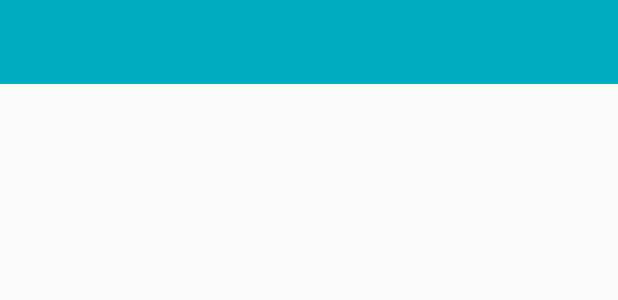
After one commit to Th034S/MyNews, an Android app: the layout toolbar.xml on its own in the app's theme, with its tools: preview values and no code run, on a phone screen of 412 x 824 dp. The commit adds this screen. Shown: the top 300 px of the screen. Run offline under Robolectric (Android 15) with nearby library versions, the phone set to English and light mode, and no system bars.

Commit message:
outsource toolbar in external XML file

```diff
--- a/src/main/java/com/siadous/thomas/mynews/MainActivity.java
+++ b/src/main/java/com/siadous/thomas/mynews/MainActivity.java
@@ -27,7 +27,7 @@ public class MainActivity extends AppCompatActivity {
 
     private void configureToolbar(){
         // Get the toolbar view inside the activity layout
-        Toolbar toolbar = (Toolbar) findViewById(R.id.activity_main_toolbar);
+        Toolbar toolbar = (Toolbar) findViewById(R.id.toolbar);
         // Sets the Toolbar
         setSupportActionBar(toolbar);
     }
--- /dev/null
+++ b/src/main/res/layout/toolbar.xml
@@ -0,0 +1,14 @@
+<?xml version="1.0" encoding="utf-8"?>
+<!-- Déclaration de notre Toolbar -->
+<android.support.v7.widget.Toolbar
+    xmlns:android="http://schemas.android.com/apk/res/android"
+    xmlns:app="http://schemas.android.com/apk/res-auto"
+
+    android:id="@+id/toolbar"
+    android:minHeight="?attr/actionBarSize"
+    android:layout_width="match_parent"
+    android:layout_height="wrap_content"
+    android:background="?attr/colorPrimary"
+
+    android:theme="@style/ToolbarTheme"
+    app:titleTextAppearance="@style/Toolbar.TitleText"/>
--- a/src/main/res/values/colors.xml
+++ b/src/main/res/values/colors.xml
@@ -2,7 +2,7 @@
 <resources>
     <color name="colorPrimary">#008577</color>
     <color name="colorPrimaryDark">#00574B</color>
-    <color name="colorAccent">#D81B60</color>
+    <color name="colorAccent">#ecf0f1</color>
     <color name="lightBlueColor">#00acc1</color>
     <color name="blueColor">#00838f</color>
 </resources>
--- a/src/main/res/values/styles.xml
+++ b/src/main/res/values/styles.xml
@@ -6,7 +6,18 @@
         <item name="colorPrimary">@color/lightBlueColor</item>
         <item name="colorPrimaryDark">@color/blueColor</item>
         <item name="colorAccent">@color/colorAccent</item>
+    </style>
 
+    <!-- TOOLBAR THEME -->
+    <style name="ToolbarTheme" parent="@style/ThemeOverlay.AppCompat.Dark.ActionBar">
+        <!-- Color of the title text in the Toolbar -->
+        <item name="android:textColorPrimary">@color/colorAccent</item>
+    </style>
+
+    <!-- TOOLBAR TITLE THEME -->
+    <style name="Toolbar.TitleText" parent="TextAppearance.Widget.AppCompat.Toolbar.Title">
+        <item name="android:textSize">21sp</item>
+        <item name="android:textStyle">normal</item>
     </style>
 
 </resources>
```
Also changed, not shown: src/main/res/layout/activity_main.xml (+3 -9 lines).
